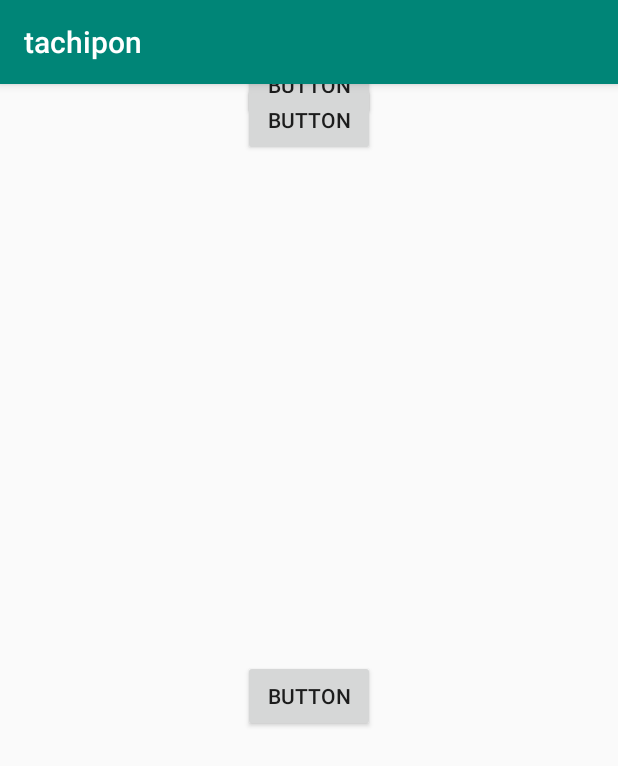
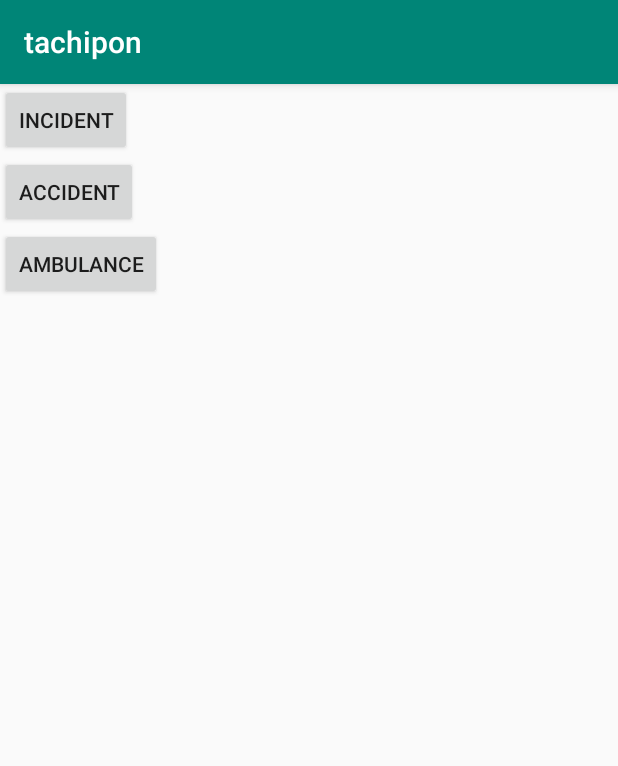
Before and after one commit to instigare/tachipon-android, an Android app: the screen it shows after launch (MainActivity), on a phone screen of 412 x 824 dp. Shown: the top 766 px of the screen. Run offline under Robolectric (Android 15) with nearby library versions, the phone set to English and light mode, and no system bars.

Commit message:
スプラッシュ画面の追加

```diff
--- a/app/build.gradle
+++ b/app/build.gradle
@@ -26,4 +26,5 @@ dependencies {
     testImplementation 'junit:junit:4.12'
     androidTestImplementation 'androidx.test:runner:1.1.1'
     androidTestImplementation 'androidx.test.espresso:espresso-core:3.1.1'
+    implementation 'com.google.android.material:material:1.0.0'
 }
--- a/app/src/main/AndroidManifest.xml
+++ b/app/src/main/AndroidManifest.xml
@@ -9,13 +9,15 @@
         android:roundIcon="@mipmap/ic_launcher_round"
         android:supportsRtl="true"
         android:theme="@style/AppTheme">
-        <activity android:name=".MainActivity">
+
+        <activity android:name=".SplashActivity" android:theme="@style/SplashTheme">
             <intent-filter>
                 <action android:name="android.intent.action.MAIN" />
-
                 <category android:name="android.intent.category.LAUNCHER" />
             </intent-filter>
         </activity>
+
+        <activity android:name=".MainActivity"></activity>
     </application>
 
 </manifest>
--- a/app/src/main/java/org/iniad/tachipon/SplashActivity.java
+++ b/app/src/main/java/org/iniad/tachipon/SplashActivity.java
@@ -15,4 +15,5 @@ public class SplashActivity extends AppCompatActivity {
         startActivity(intent);
         finish();
     }
+
 }
--- a/app/src/main/res/drawable/background.xml
+++ b/app/src/main/res/drawable/background.xml
@@ -4,8 +4,8 @@
     <item android:drawable="@color/colorPrimary" />
 
     <item>
-        <bitmap android:src="@drawable/ic_launcher_background"
-            android:gravity="center" /> <!--change this file later-->
+        <bitmap android:src="@drawable/logo"
+            android:gravity="center" />
     </item>
 
 </layer-list>
--- a/app/src/main/res/layout/activity_main.xml
+++ b/app/src/main/res/layout/activity_main.xml
@@ -2,36 +2,37 @@
 <androidx.constraintlayout.widget.ConstraintLayout xmlns:android="http://schemas.android.com/apk/res/android"
     xmlns:app="http://schemas.android.com/apk/res-auto"
     xmlns:tools="http://schemas.android.com/tools"
+    android:id="@+id/linearLayout"
     android:layout_width="match_parent"
     android:layout_height="match_parent"
     tools:context=".MainActivity">
 
+
     <Button
-        android:id="@+id/button"
+        android:id="@+id/btnIncident"
         android:layout_width="wrap_content"
         android:layout_height="wrap_content"
-        android:text="Button"
-        app:layout_constraintBottom_toTopOf="@+id/button2"
-        app:layout_constraintEnd_toEndOf="parent"
+        android:text="Incident"
         app:layout_constraintStart_toStartOf="parent"
         app:layout_constraintTop_toTopOf="parent" />
 
+
     <Button
-        android:id="@+id/button2"
+        android:id="@+id/btnAccident"
         android:layout_width="wrap_content"
         android:layout_height="wrap_content"
-        android:text="Button"
-        app:layout_constraintEnd_toEndOf="parent"
-        app:layout_constraintStart_toStartOf="parent"
-        tools:layout_editor_absoluteY="305dp" />
+        android:text="Accident"
+        app:layout_constraintStart_toStartOf="@+id/btnIncident"
+        app:layout_constraintTop_toBottomOf="@+id/btnIncident" />
+
 
     <Button
-        android:id="@+id/button3"
+        android:id="@+id/btnAmbulance"
         android:layout_width="wrap_content"
         android:layout_height="wrap_content"
-        android:text="Button"
-        app:layout_constraintBottom_toBottomOf="parent"
-        app:layout_constraintEnd_toEndOf="parent"
-        app:layout_constraintStart_toStartOf="parent"
-        app:layout_constraintTop_toBottomOf="@+id/button2" />
+        android:text="Ambulance"
+        app:layout_constraintStart_toStartOf="@+id/btnAccident"
+        app:layout_constraintTop_toBottomOf="@+id/btnAccident" />
+
+
 </androidx.constraintlayout.widget.ConstraintLayout>
--- a/app/src/main/res/values/styles.xml
+++ b/app/src/main/res/values/styles.xml
@@ -8,4 +8,8 @@
         <item name="colorAccent">@color/colorAccent</item>
     </style>
 
+    <style name = "SplashTheme" parent = "Theme.AppCompat.NoActionBar">
+        <item name="android:windowBackground">@drawable/background</item>
+    </style>
+
 </resources>
```
Also changed, not shown: app/src/main/java/org/iniad/tachipon/MainActivity.java (+3 -4 lines), app/src/main/res/drawable/logo.png (added).
